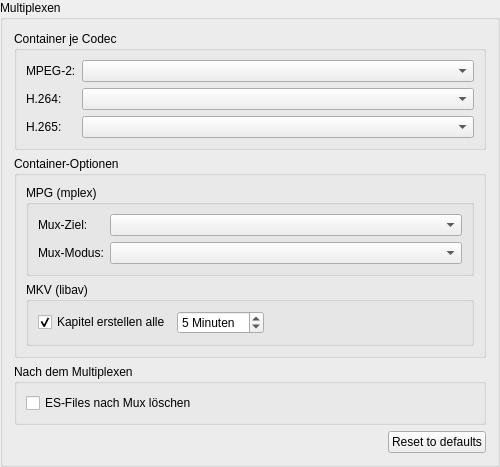
MINIXJR/TTCut-ng, file ui/ttcutsettingsmuxer.ui: the form before one commit.
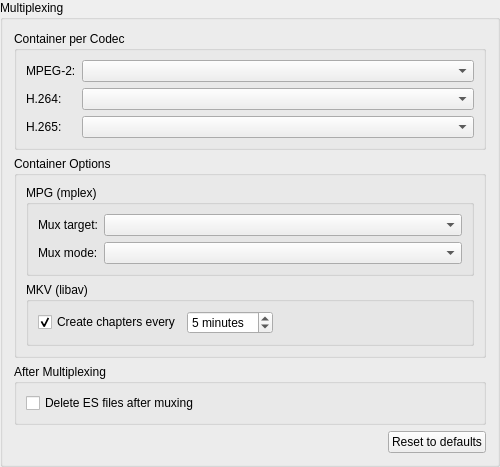
The form after the commit.

Patch:
```diff
--- a/ui/ttcutsettingsmuxer.ui
+++ b/ui/ttcutsettingsmuxer.ui
@@ -11,14 +11,14 @@
    </rect>
   </property>
   <property name="title">
-   <string>Multiplexen</string>
+   <string>Multiplexing</string>
   </property>
   <layout class="QVBoxLayout">
 
    <!-- 1. Container je Codec — die Hauptentscheidung zuerst -->
    <item>
     <widget class="QGroupBox" name="gbCodecMuxer">
-     <property name="title"><string>Container je Codec</string></property>
+     <property name="title"><string>Container per Codec</string></property>
      <layout class="QFormLayout">
       <item row="0" column="0">
        <widget class="QLabel" name="laMpeg2Muxer">
@@ -60,7 +60,7 @@
    <!-- 2. Container-Optionen — Detail-Settings für die gewählten Container -->
    <item>
     <widget class="QGroupBox" name="gbContainerDefaults">
-     <property name="title"><string>Container-Optionen</string></property>
+     <property name="title"><string>Container Options</string></property>
      <layout class="QVBoxLayout">
 
       <!-- MPG sub-group (zuerst — älterer Container, MPEG-2-spezifisch) -->
@@ -70,8 +70,8 @@
         <layout class="QFormLayout">
          <item row="0" column="0">
           <widget class="QLabel" name="laMpgTarget">
-           <property name="text"><string>Mux-Ziel:</string></property>
-           <property name="toolTip"><string>mplex Zielformat (DVD, VCD, SVCD etc.). Wird als App-Default gesetzt; im Cut-Dialog überschreibbar.</string></property>
+           <property name="text"><string>Mux target:</string></property>
+           <property name="toolTip"><string>mplex target format (DVD, VCD, SVCD etc.). Set as the app default; can be overridden in the cut dialog.</string></property>
           </widget>
          </item>
          <item row="0" column="1">
@@ -81,8 +81,8 @@
          </item>
          <item row="1" column="0">
           <widget class="QLabel" name="laMpgMode">
-           <property name="text"><string>Mux-Modus:</string></property>
-           <property name="toolTip"><string>Direkt muxen = mplex sofort ausführen. Mux-Skript erstellen = Shell-Skript statt direktem Aufruf.</string></property>
+           <property name="text"><string>Mux mode:</string></property>
+           <property name="toolTip"><string>Mux directly = run mplex immediately. Create mux script = write a shell script instead of calling directly.</string></property>
           </widget>
          </item>
          <item row="1" column="1">
@@ -101,7 +101,7 @@
         <layout class="QHBoxLayout">
          <item>
           <widget class="QCheckBox" name="cbMkvCreateChapters">
-           <property name="text"><string>Kapitel erstellen alle</string></property>
+           <property name="text"><string>Create chapters every</string></property>
            <property name="checked"><bool>true</bool></property>
            <property name="toolTip"><string>Bei MKV-Output Kapitelmarken aus Cut-Punkten erzeugen.</string></property>
           </widget>
@@ -111,8 +111,8 @@
            <property name="minimum"><number>1</number></property>
            <property name="maximum"><number>60</number></property>
            <property name="value"><number>5</number></property>
-           <property name="suffix"><string> Minuten</string></property>
-           <property name="toolTip"><string>Zusätzliche Auto-Kapitel alle X Minuten.</string></property>
+           <property name="suffix"><string> minutes</string></property>
+           <property name="toolTip"><string>Additional automatic chapters every X minutes.</string></property>
           </widget>
          </item>
          <item>
@@ -132,12 +132,12 @@
    <!-- 3. Nach dem Multiplexen — Aufräum-Workflow -->
    <item>
     <widget class="QGroupBox" name="gbCommon">
-     <property name="title"><string>Nach dem Multiplexen</string></property>
+     <property name="title"><string>After Multiplexing</string></property>
      <layout class="QVBoxLayout">
       <item>
        <widget class="QCheckBox" name="cbDeleteES">
-        <property name="text"><string>ES-Files nach Mux löschen</string></property>
-        <property name="toolTip"><string>Nach erfolgreichem Mux die intermediate ES-Files (.m2v/.mp2/.ac3/.264/.265) automatisch löschen.</string></property>
+        <property name="text"><string>Delete ES files after muxing</string></property>
+        <property name="toolTip"><string>After a successful mux, automatically delete the intermediate ES files (.m2v/.mp2/.ac3/.264/.265).</string></property>
        </widget>
       </item>
      </layout>
```
Left out of the diff: 18 changed lines with no effect on the pictures.
